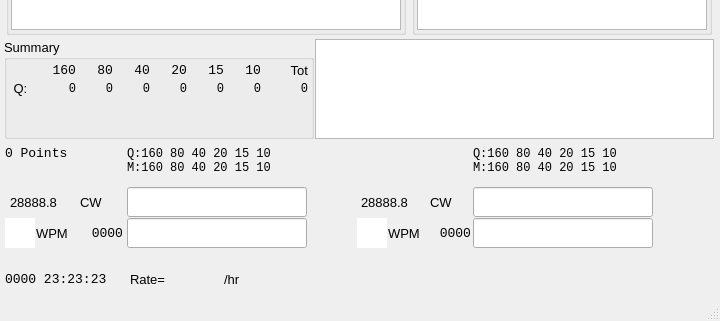
The window that so2sdr/so2sdr.ui (n4ogw/so2sdr) describes before a commit, drawn with Qt 5; both pictures show x 0 to 720 and y 258 to 579 of the 720 by 579 pixel window.
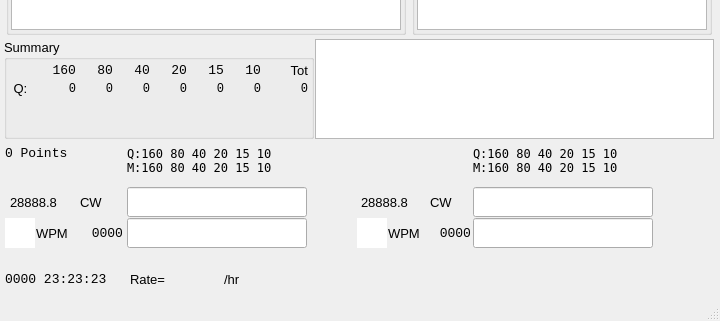
The same window after the commit. Custom widgets are drawn as their Qt base class.

```diff
--- a/so2sdr/so2sdr.ui
+++ b/so2sdr/so2sdr.ui
@@ -1435,7 +1435,7 @@
           </property>
           <property name="font">
            <font>
-            <family>Monospace</family>
+            <family>Bitstream Vera Sans Mono</family>
             <pointsize>9</pointsize>
            </font>
           </property>
@@ -1466,7 +1466,7 @@
           </property>
           <property name="font">
            <font>
-            <family>Monospace</family>
+            <family>Bitstream Vera Sans Mono</family>
             <pointsize>9</pointsize>
            </font>
           </property>
@@ -1497,7 +1497,7 @@
           </property>
           <property name="font">
            <font>
-            <family>Monospace</family>
+            <family>Bitstream Vera Sans Mono</family>
             <pointsize>9</pointsize>
            </font>
           </property>
@@ -1528,7 +1528,7 @@
           </property>
           <property name="font">
            <font>
-            <family>Monospace</family>
+            <family>Bitstream Vera Sans Mono</family>
             <pointsize>9</pointsize>
            </font>
           </property>
```
Left out of the diff: 5 changed lines with no effect on the pictures.
